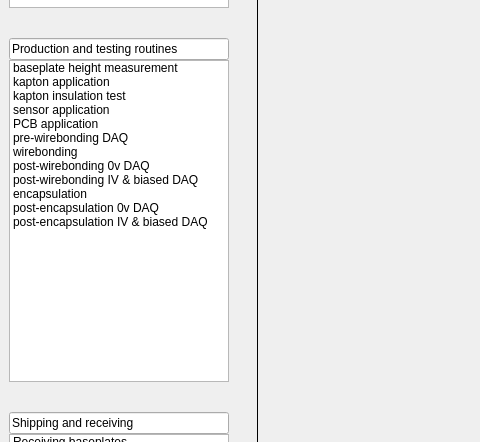
Above: main_ui/mainwindow.ui from IncandelaLab/SharedUI before the change; both pictures show x 0 to 480 and y 228 to 670 of the 1366 by 810 pixel window. Below: the same form after it.
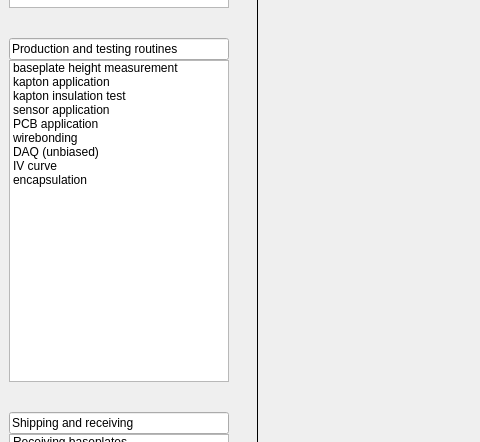
That is the form after the change.

Commit message:
Added page for IV curve
Added page for IV curve routine to application. Currently non-functional.

What changed in the file:
```diff
--- a/main_ui/mainwindow.ui
+++ b/main_ui/mainwindow.ui
@@ -137,11 +137,6 @@
             <string>PCB application</string>
            </property>
           </item>
-          <item>
-           <property name="text">
-            <string>pre-wirebonding DAQ</string>
-           </property>
-          </item>
           <item>
            <property name="text">
             <string>wirebonding</string>
@@ -149,12 +144,12 @@
           </item>
           <item>
            <property name="text">
-            <string>post-wirebonding 0v DAQ</string>
+            <string>DAQ (unbiased)</string>
            </property>
           </item>
           <item>
            <property name="text">
-            <string>post-wirebonding IV &amp; biased DAQ</string>
+            <string>IV curve</string>
            </property>
           </item>
           <item>
@@ -162,16 +157,6 @@
             <string>encapsulation</string>
            </property>
           </item>
-          <item>
-           <property name="text">
-            <string>post-encapsulation 0v DAQ</string>
-           </property>
-          </item>
-          <item>
-           <property name="text">
-            <string>post-encapsulation IV &amp; biased DAQ</string>
-           </property>
-          </item>
          </widget>
         </item>
         <item>
```
The commit also changes 5 other files.
